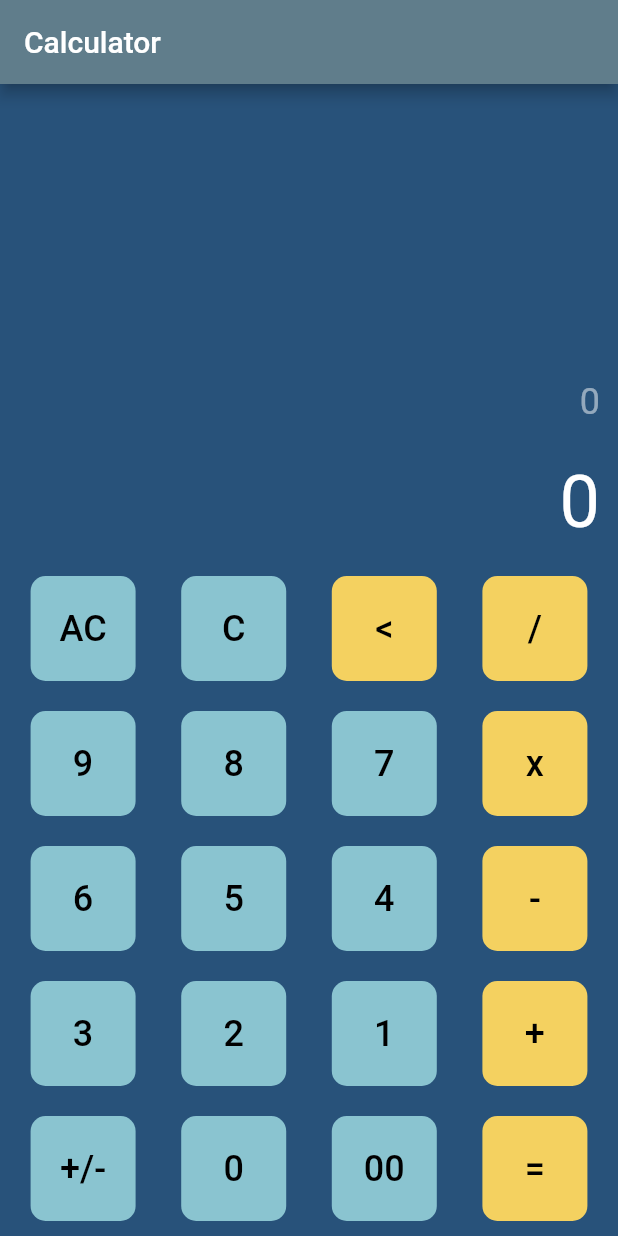
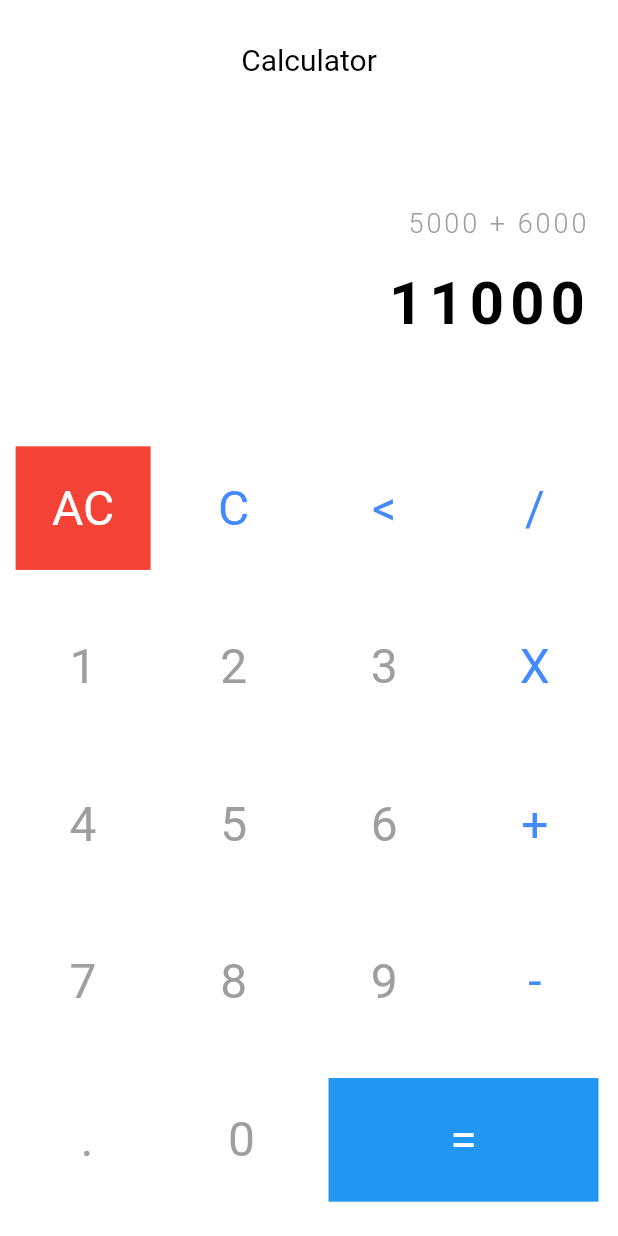
Before and after one commit to zidnim5/flutter-learning, a Flutter app: the screen it shows after launch, on a phone screen of 412 x 824 dp. Run offline on Flutter 3.47's test engine with Material 2 defaults, Android fonts, the phone set to English and light mode, and no system bars; our stand-ins replace get, simple_animations; missing offline and left inert: shared_preferences_web.

Commit message:
feat: add new theme

```diff
--- a/Calculator/lib/main.dart
+++ b/Calculator/lib/main.dart
@@ -1,4 +1,4 @@
-import 'package:calculator/presentation/ui/dashboard.dart';
+import 'package:calculator/presentation/ui/theme_1_a.dart';
 import 'package:flutter/material.dart';
 
 void main() {
@@ -19,7 +19,7 @@ class _MyAppState extends State<MyApp> {
       debugShowCheckedModeBanner: false,
       title: "Calculator",
       theme: ThemeData(primarySwatch: Colors.blueGrey),
-      home: Dashboard(),
+      home: Theme1a(),
     );
   }
 }
--- /dev/null
+++ b/Calculator/lib/presentation/ui/component/button_theme_1_a.dart
@@ -0,0 +1,40 @@
+import 'package:flutter/material.dart';
+
+class ButtonTheme1a extends StatelessWidget {
+  final Color? bgColor;
+  final String text;
+  final int? textSize;
+  final Color? textColor;
+
+  const ButtonTheme1a(
+      {Key? key,
+      this.bgColor,
+      this.textColor,
+      required this.text,
+      this.textSize})
+      : super(key: key);
+
+  @override
+  Widget build(BuildContext context) {
+    return Container(
+      height: MediaQuery.of(context).size.width / 5,
+      width: text == "=" ? 90 * 2 : 90,
+      decoration: BoxDecoration(
+        color: bgColor ?? Colors.transparent,
+      ),
+      child: TextButton(
+        style: TextButton.styleFrom(
+          primary: Colors.blue,
+        ),
+        onPressed: () {},
+        child: Text(
+          "${text}",
+          style: TextStyle(
+              color: textColor ?? Colors.grey,
+              fontSize: textSize?.toDouble() ?? 32,
+              fontWeight: FontWeight.w400),
+        ),
+      ),
+    );
+  }
+}
--- /dev/null
+++ b/Calculator/lib/presentation/ui/theme_1_a.dart
@@ -0,0 +1,184 @@
+import 'package:calculator/presentation/ui/component/button_theme_1.dart';
+import 'package:calculator/presentation/ui/component/button_theme_1_a.dart';
+import 'package:flutter/material.dart';
+
+class Theme1a extends StatefulWidget {
+  const Theme1a({Key? key}) : super(key: key);
+
+  @override
+  State<Theme1a> createState() => _Theme1aState();
+}
+
+class _Theme1aState extends State<Theme1a> {
+  @override
+  Widget build(BuildContext context) {
+    return Scaffold(
+      backgroundColor: Colors.white.withOpacity(0.95),
+      body: SafeArea(
+        child: Column(
+          children: [
+            Expanded(
+              flex: 2,
+              child: Container(
+                child: Column(
+                  crossAxisAlignment: CrossAxisAlignment.end,
+                  mainAxisAlignment: MainAxisAlignment.spaceEvenly,
+                  children: [
+                    Row(
+                      mainAxisAlignment: MainAxisAlignment.center,
+                      children: [
+                        Text(
+                          "Calculator",
+                          style: TextStyle(
+                            color: Colors.black,
+                            fontSize: 20,
+                            fontWeight: FontWeight.w400,
+                          ),
+                        )
+                      ],
+                    ),
+                    SizedBox(
+                      height: 10,
+                    ),
+                    Padding(
+                      padding: const EdgeInsets.all(20),
+                      child: Column(
+                        crossAxisAlignment: CrossAxisAlignment.end,
+                        children: [
+                          Text(
+                            "5000 + 6000",
+                            style: TextStyle(
+                                color: Colors.grey,
+                                fontSize: 18,
+                                fontWeight: FontWeight.w300,
+                                letterSpacing: 2.0),
+                          ),
+                          SizedBox(
+                            height: 20,
+                          ),
+                          Text(
+                            "11000",
+                            style: TextStyle(
+                                color: Colors.black,
+                                fontSize: 40,
+                                fontWeight: FontWeight.bold,
+                                letterSpacing: 4.0),
+                          )
+                        ],
+                      ),
+                    )
+                  ],
+                ),
+              ),
+            ),
+            Expanded(
+              flex: 4,
+              child: Container(
+                decoration: BoxDecoration(
+                  color: Colors.white,
+                ),
+                child: Column(
+                  mainAxisAlignment: MainAxisAlignment.spaceEvenly,
+                  children: [
+                    Row(
+                      mainAxisAlignment: MainAxisAlignment.spaceEvenly,
+                      children: [
+                        ButtonTheme1a(
+                          text: "AC",
+                          bgColor: Colors.red,
+                          textColor: Colors.white,
+                        ),
+                        ButtonTheme1a(
+                          text: "C",
+                          textColor: Colors.blueAccent,
+                        ),
+                        ButtonTheme1a(
+                          text: "<",
+                          textColor: Colors.blueAccent,
+                        ),
+                        ButtonTheme1a(
+                          text: "/",
+                          textColor: Colors.blueAccent,
+                        ),
+                      ],
+                    ),
+                    Row(
+                      mainAxisAlignment: MainAxisAlignment.spaceEvenly,
+                      children: [
+                        ButtonTheme1a(
+                          text: "1",
+                        ),
+                        ButtonTheme1a(
+                          text: "2",
+                        ),
+                        ButtonTheme1a(
+                          text: "3",
+                        ),
+                        ButtonTheme1a(
+                          text: "X",
+                          textColor: Colors.blueAccent,
+                        ),
+                      ],
+                    ),
+                    Row(
+                      mainAxisAlignment: MainAxisAlignment.spaceEvenly,
+                      children: [
+                        ButtonTheme1a(
+                          text: "4",
+                        ),
+                        ButtonTheme1a(
+                          text: "5",
+                        ),
+                        ButtonTheme1a(
+                          text: "6",
+                        ),
+                        ButtonTheme1a(
+                          text: "+",
+                          textColor: Colors.blueAccent,
+                        ),
+                      ],
+                    ),
+                    Row(
+                      mainAxisAlignment: MainAxisAlignment.spaceEvenly,
+                      children: [
+                        ButtonTheme1a(
+                          text: "7",
+                        ),
+                        ButtonTheme1a(
+                          text: "8",
+                        ),
+                        ButtonTheme1a(
+                          text: "9",
+                        ),
+                        ButtonTheme1a(
+                          text: "-",
+                          textColor: Colors.blueAccent,
+                        ),
+                      ],
+                    ),
+                    Row(
+                      mainAxisAlignment: MainAxisAlignment.spaceEvenly,
+                      children: [
+                        ButtonTheme1a(
+                          text: ".",
+                        ),
+                        ButtonTheme1a(
+                          text: "0",
+                        ),
+                        ButtonTheme1a(
+                          text: "=",
+                          textColor: Colors.white,
+                          bgColor: Colors.blue,
+                        ),
+                      ],
+                    ),
+                  ],
+                ),
+              ),
+            )
+          ],
+        ),
+      ),
+    );
+  }
+}
```
Also changed, not shown: Calculator/lib/presentation/ui/component/button_theme_1.dart (added, +40 -0 lines), Calculator/lib/presentation/ui/theme_1.dart (added, +188 -0 lines).
